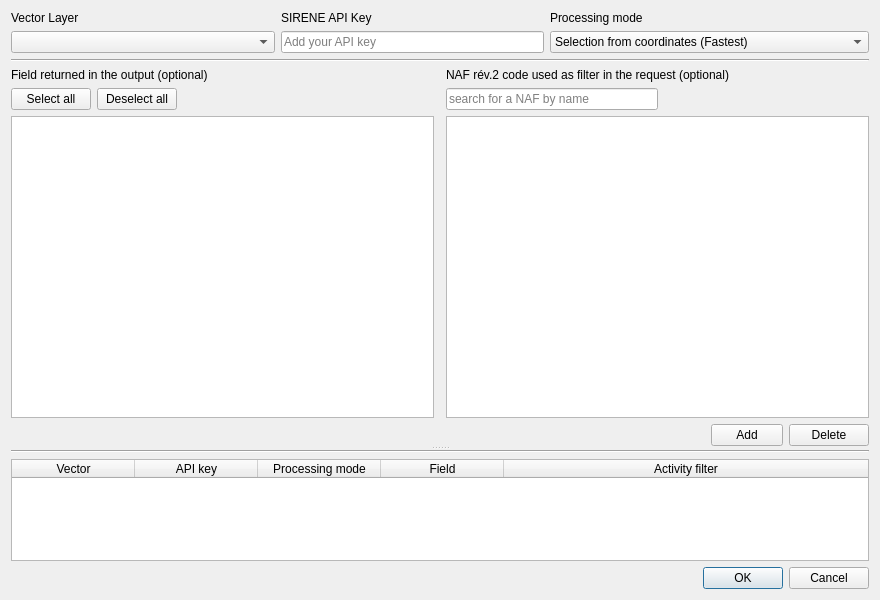
EwStinky/FelixToolbox, file ui/Request_API_SIRENE.ui: the form before one commit.
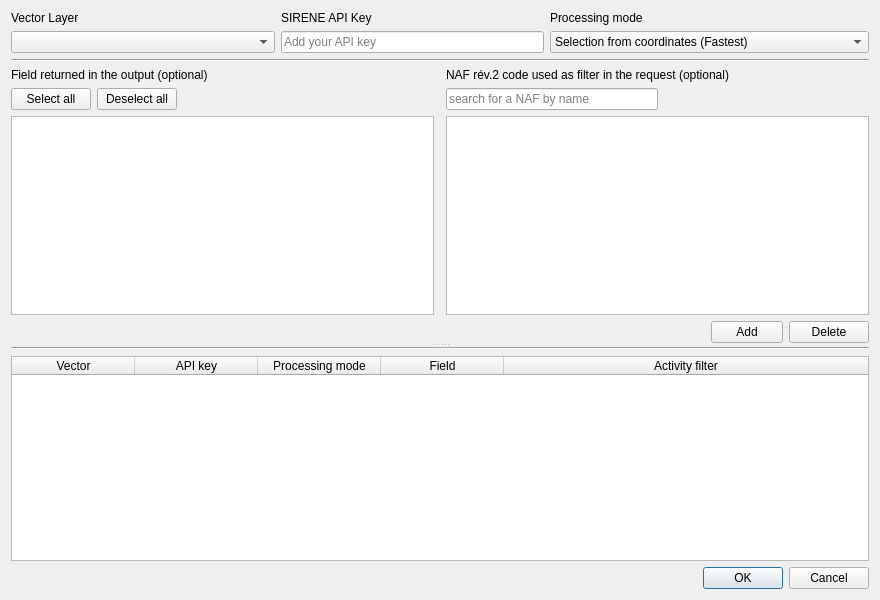
The form after the commit.

```diff
--- a/ui/Request_API_SIRENE.ui
+++ b/ui/Request_API_SIRENE.ui
@@ -337,6 +337,18 @@
        </item>
        <item>
         <widget class="QTableWidget" name="tableWidget">
+         <property name="sizePolicy">
+          <sizepolicy hsizetype="Expanding" vsizetype="Expanding">
+           <horstretch>0</horstretch>
+           <verstretch>0</verstretch>
+          </sizepolicy>
+         </property>
+         <property name="minimumSize">
+          <size>
+           <width>0</width>
+           <height>200</height>
+          </size>
+         </property>
          <property name="sizeAdjustPolicy">
           <enum>QAbstractScrollArea::AdjustToContents</enum>
          </property>
```
